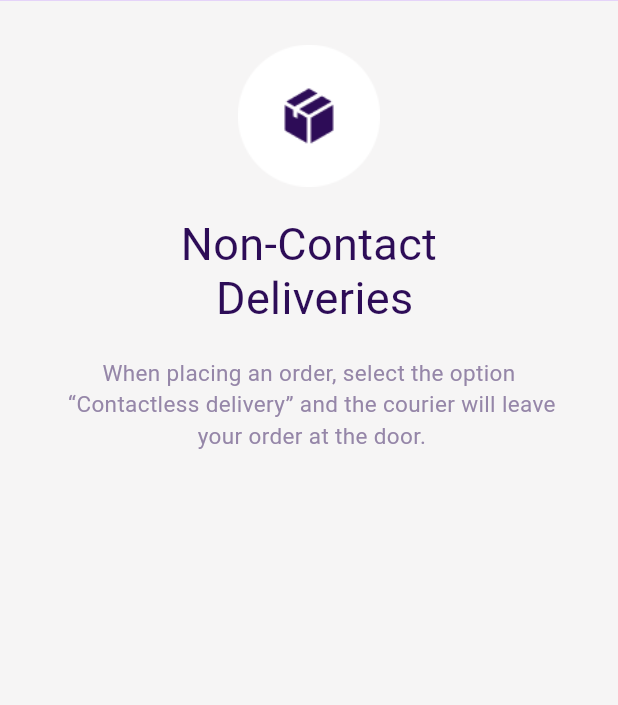
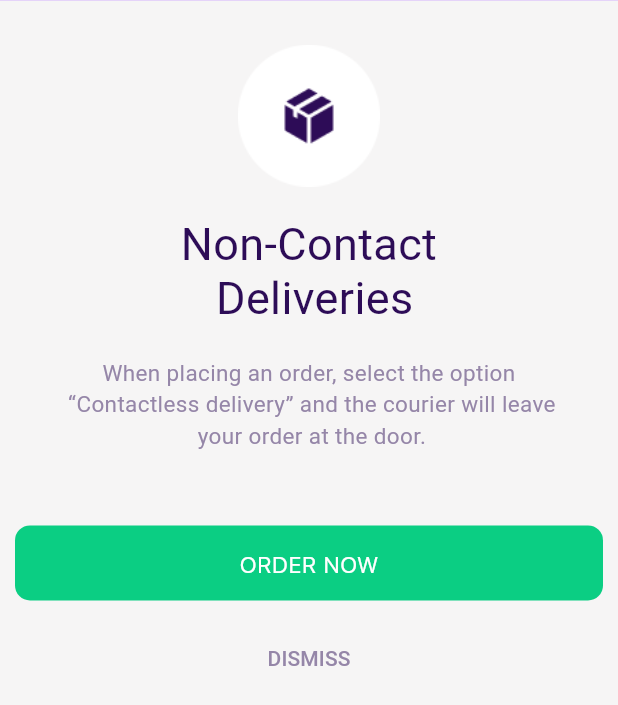
Before and after one commit to zhanchipovaap/usualDeliverShop, a Flutter app: the screen it shows after launch, scrolled down 267 dp, on a phone screen of 412 x 824 dp. Shown: the top 705 px of the screen. Run offline on Flutter 3.47's test engine with Material 2 defaults, Android fonts, the phone set to English and light mode, and no system bars; Roboto replaces fonts that are missing (SFproDisplayBold, SFproRegular).

Commit message:
splash screen end type

```diff
--- a/justScreens/lib/sceens/splash_screen.dart
+++ b/justScreens/lib/sceens/splash_screen.dart
@@ -21,8 +21,10 @@ class _SplashScreenState extends State<SplashScreen> {
           ),
           child: Column(
             children: [
-              SizedBox(height: MediaQuery.of(context).size.height * 0.036),
-              Container(
+              Padding(
+                padding: EdgeInsets.only(
+                    top: MediaQuery.of(context).size.height * 0.036),
+                child: Container(
                   height: MediaQuery.of(context).size.height * 0.115,
                   decoration: const BoxDecoration(
                     image: DecorationImage(
@@ -31,8 +33,11 @@ class _SplashScreenState extends State<SplashScreen> {
                     ),
                   ),
                 ),
-              SizedBox(height: MediaQuery.of(context).size.height * 0.025),
-              const Text(
+              ),
+              Padding(
+                padding: EdgeInsets.symmetric(
+                    vertical: MediaQuery.of(context).size.height * 0.025),
+                child: const Text(
                   "Non-Contact\n Deliveries",
                   textAlign: TextAlign.center,
                   style: TextStyle(
@@ -42,7 +47,7 @@ class _SplashScreenState extends State<SplashScreen> {
                     fontSize: 30,
                   ),
                 ),
-              SizedBox(height: MediaQuery.of(context).size.height * 0.025),
+              ),
               const Text(
                 "When placing an order, select the option\n “Contactless delivery” and the courier will leave\n your order at the door.",
                 textAlign: TextAlign.center,
@@ -52,7 +57,40 @@ class _SplashScreenState extends State<SplashScreen> {
                   fontSize: 15,
                 ),
               ),
-
+              Padding(
+                padding: EdgeInsets.only(
+                    top: MediaQuery.of(context).size.height * 0.06),
+                child: TextButton(
+                  onPressed: () {},
+                  style: TextButton.styleFrom(
+                    minimumSize: Size(MediaQuery.of(context).size.width-20,50),
+                    shape: RoundedRectangleBorder(
+                      borderRadius: BorderRadius.circular(10),
+                    ),
+                    backgroundColor: const Color(0xff0BCE83),
+                    padding: const EdgeInsets.all(10),
+                  ),
+                  child: const Text(
+                    'ORDER NOW',
+                    style: TextStyle(
+                      color: Colors.white,
+                      fontFamily: 'SFproText',
+                      fontSize: 15,
+                    ),
+                  ),
+                ),
+              ),
+              Padding(
+                padding: EdgeInsets.only(
+                    top: MediaQuery.of(context).size.height * 0.018),
+                child: TextButton(
+                  onPressed: () {},
+                  style: TextButton.styleFrom(
+                    foregroundColor: const Color(0xff9586A8),
+                  ),
+                  child: const Text('DISMISS'),
+                ),
+              ),
             ],
           ),
         ),
--- a/justScreens/pubspec.yaml
+++ b/justScreens/pubspec.yaml
@@ -48,6 +48,9 @@ flutter:
     - family: SFproRegular
       fonts:
         - asset: assets/fonts/SF-Pro.ttf
+    - family: SFproText
+      fonts:
+        - asset: assets/fonts/sf-pro-text-regular.ttf
   #   - images/a_dot_ham.jpeg
 
   # An image asset can refer to one or more resolution-specific "variants", see
```
Also changed, not shown: justScreens/assets/fonts/sf-pro-text-regular.ttf (added). Lines whose indentation alone changed are shown as unchanged.
